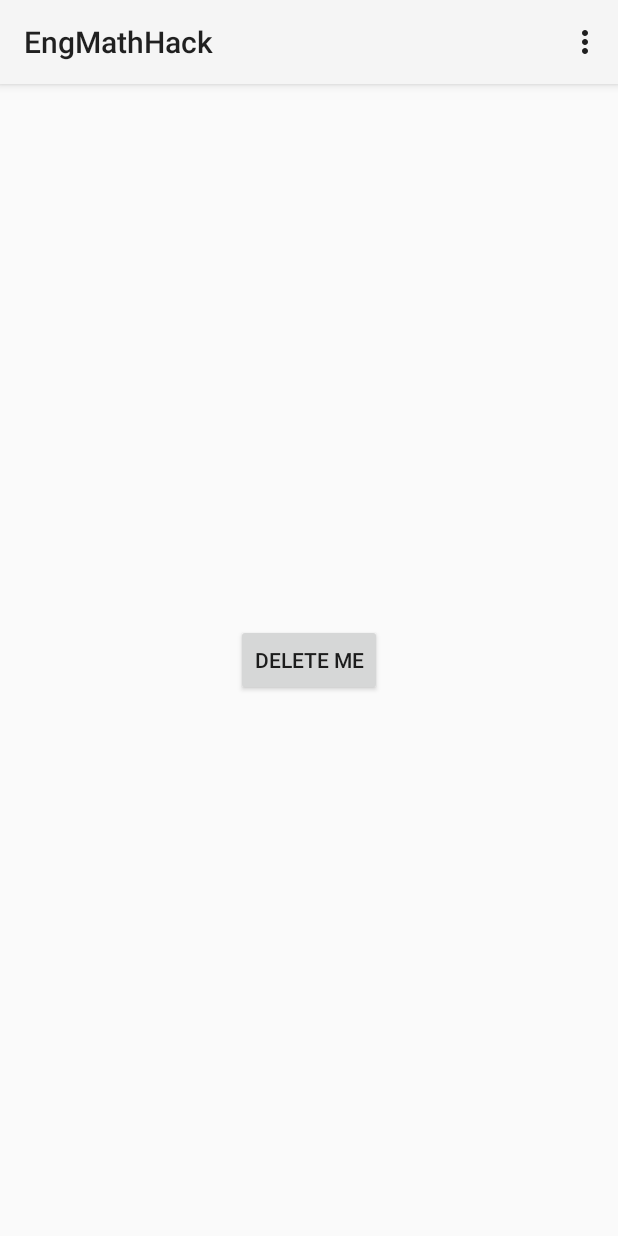
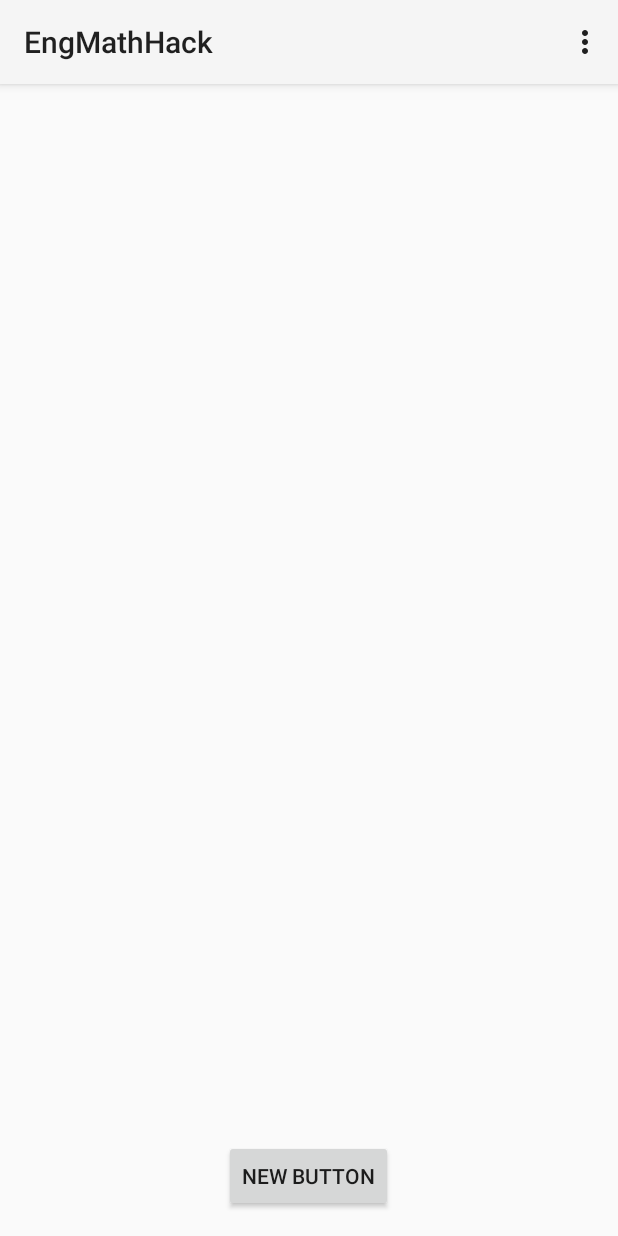
Before and after one commit to JeffSeto/EngMathHack, an Android app: the screen it shows after launch (MainActivity), on a phone screen of 412 x 824 dp. Run offline under Robolectric (Android 15) with nearby library versions, the phone set to English and light mode, and no system bars; 1 statement that could not run was skipped.

Commit message:
kinda ran

```diff
--- a/EngMathHack/app/build.gradle
+++ b/EngMathHack/app/build.gradle
@@ -26,4 +26,5 @@ dependencies {
     compile 'com.android.support:recyclerview-v7:21.0.+'
     compile 'com.paypal.sdk:paypal-android-sdk:2.13.3'
     compile 'io.card:android-sdk:5.3.0'
+    compile 'com.android.support:design:22.2.0'
 }
--- a/EngMathHack/app/src/main/java/com/example/jeffrey/engmathhack/Add_bill.java
+++ b/EngMathHack/app/src/main/java/com/example/jeffrey/engmathhack/Add_bill.java
@@ -28,6 +28,9 @@ public class Add_Bill extends Activity {
         String note = description.getText().toString();
         User person = new User(name,amount,note);
 
+        DBHandler dbHandler = new DBHandler(this, null, null, 1);
+        dbHandler.createTransaction(person);
+
         // send to database code here......
         super.onBackPressed();
     }
--- a/EngMathHack/app/src/main/java/com/example/jeffrey/engmathhack/BillAdapter.java
+++ b/EngMathHack/app/src/main/java/com/example/jeffrey/engmathhack/BillAdapter.java
@@ -16,6 +16,8 @@ import java.util.List;
 public class BillAdapter extends RecyclerView.Adapter<RecyclerView.ViewHolder> {
 
     private List<User> contacts;
+    DBHandler db;
+    Context context;
 
 
     public static class ContactViewHolder extends RecyclerView.ViewHolder{
@@ -35,8 +37,10 @@ public class BillAdapter extends RecyclerView.Adapter<RecyclerView.ViewHolder> {
 
     }
 
-    BillAdapter(List<User> contacts){
-        this.contacts = contacts;
+    BillAdapter(Context context, List<User> contacts){
+        this.context = context;
+        db= new DBHandler(context,null,null,1);
+        this.contacts = db.getUsers();
     }
 
     public ContactViewHolder onCreateViewHolder(ViewGroup parent, int i) {
@@ -46,6 +50,7 @@ public class BillAdapter extends RecyclerView.Adapter<RecyclerView.ViewHolder> {
 
     @Override
     public void onBindViewHolder(RecyclerView.ViewHolder holder, int i) {
+        contacts = db.getUsers();
         ContactViewHolder v = (ContactViewHolder)holder;
         String name_str = contacts.get(i).getName();
         String desc_str = contacts.get(i).getNote();
@@ -55,7 +60,7 @@ public class BillAdapter extends RecyclerView.Adapter<RecyclerView.ViewHolder> {
         v.desc.setText(desc_str);
         v.amount.setText("" + amount);
 
-        final Context context = v.item.getContext();
+        //final Context context = v.item.getContext();
         v.item.setOnClickListener(new View.OnClickListener() {
             @Override
             public void onClick(View view) {
--- a/EngMathHack/app/src/main/java/com/example/jeffrey/engmathhack/DBHandler.java
+++ b/EngMathHack/app/src/main/java/com/example/jeffrey/engmathhack/DBHandler.java
@@ -5,7 +5,11 @@ import android.content.Context;
 import android.database.Cursor;
 import android.database.sqlite.SQLiteDatabase;
 import android.database.sqlite.SQLiteOpenHelper;
+import android.util.Log;
 import android.widget.Toast;
+
+import java.util.ArrayList;
+import java.util.List;
 
 /**
  * Created by melissali on 16-03-04.
@@ -48,7 +52,7 @@ public class DBHandler extends SQLiteOpenHelper{
         onCreate(db);
     }
 
-    public void createTransaction (Context myContext, User user){
+    public void createTransaction (User user){
 
         if (lookup(user.getName())){
             changeAmount(user.getName(), user.getAmount());
@@ -62,16 +66,16 @@ public class DBHandler extends SQLiteOpenHelper{
 
         SQLiteDatabase db = getWritableDatabase();
 
-        //Log.d(TAG, "Transaction created");
-        //Log.d(TAG, "Table created = " + tableCreated);
+       // Log.d(TAG, "Transaction created");
+       // Log.d(TAG, "Table created = " + tableCreated);
 
-        long chk = db.insert(TABLE_NAME, null, values);
-
-        if(chk!=0){
-            Toast.makeText(myContext, "Record added successfully",Toast.LENGTH_LONG).show();
-        }else{
-            Toast.makeText(myContext, "Record added failed...! ",Toast.LENGTH_LONG).show();
-        }
+        db.insert(TABLE_NAME, null, values);
+//
+//        if(chk!=0){
+//            Toast.makeText(myContext, "Record added successfully",Toast.LENGTH_LONG).show();
+//        }else{
+//            Toast.makeText(myContext, "Record added failed...! ",Toast.LENGTH_LONG).show();
+//        }
 
         db.close();
     }
@@ -125,6 +129,33 @@ public class DBHandler extends SQLiteOpenHelper{
         db.close();
     }
 
+    public List<User> getUsers () {
+
+        SQLiteDatabase db = getWritableDatabase();
+
+        String query = "SELECT * FROM " + TABLE_NAME + ";";
+
+        Cursor c = db.rawQuery(query, null);
+        c.moveToFirst();
+        List <User> users = new ArrayList<User>(c.getCount()); //?????????
+
+        while (!c.isAfterLast()){
+            if (c.getString(c.getColumnIndex(COLUMN_NAME)) != null){
+
+                String name = c.getString(c.getColumnIndex(COLUMN_NAME));
+                double amount = Double.parseDouble(c.getString(c.getColumnIndex(COLUMN_AMOUNT)));
+                String notes = c.getString(c.getColumnIndex(COLUMN_NOTES));
+
+                User u = new User(name, amount, notes);
+                users.add(u);
+                //Log.d(TAG, u.toString());
+            }
+            c.moveToNext();
+        }
+        db.close();
+        return users;
+    }
+
     public String databaseToString () {
         String dbString = "";
         SQLiteDatabase db = getWritableDatabase();
@@ -142,6 +173,7 @@ public class DBHandler extends SQLiteOpenHelper{
                 dbString += "Notes: " + c.getString(c.getColumnIndex(COLUMN_NOTES));
                 dbString += "\n";
             }
+            //Log.d(TAG, dbString);
             c.moveToNext();
         }
         db.close();
--- a/EngMathHack/app/src/main/java/com/example/jeffrey/engmathhack/MainActivity.java
+++ b/EngMathHack/app/src/main/java/com/example/jeffrey/engmathhack/MainActivity.java
@@ -1,11 +1,14 @@
 package com.example.jeffrey.engmathhack;
 
 import android.app.Activity;
+import android.content.Intent;
 import android.os.Bundle;
+import android.support.design.widget.FloatingActionButton;
 import android.support.v7.widget.LinearLayoutManager;
 import android.support.v7.widget.RecyclerView;
 import android.view.Menu;
 import android.view.MenuItem;
+import android.view.View;
 
 import java.util.List;
 
@@ -13,6 +16,10 @@ import java.util.List;
 public class MainActivity extends Activity {
 
     RecyclerView.Adapter adapter;
+
+    DBHandler dbHandler;
+
+    //FloatingActionButton fab;
 
     List<User> contacts;
 
@@ -22,12 +29,28 @@ public class MainActivity extends Activity {
         super.onCreate(savedInstanceState);
         setContentView(R.layout.activity_main);
 
+        dbHandler = new DBHandler(this,null,null,1);
 
         RecyclerView rv = (RecyclerView) findViewById(R.id.contacts_list);
         rv.setLayoutManager(new LinearLayoutManager(this));
 
-        adapter = new BillAdapter(contacts);
+        contacts = dbHandler.getUsers();
+        adapter = new BillAdapter(this,contacts);
         rv.setAdapter(adapter);
+
+        /* init database */
+
+        //fab = (FloatingActionButton)findViewById(R.id.fab);
+        /**
+        fab.setOnClickListener(new View.OnClickListener(){
+            public void onClick(View view){
+                Intent intent = new Intent(MainActivity.this,Add_Bill.class);
+                startActivity(intent);
+            }
+        });
+         */
+
+
 
 
     }
@@ -53,4 +76,9 @@ public class MainActivity extends Activity {
 
         return super.onOptionsItemSelected(item);
     }
+
+    public void add (View text){
+        Intent intent = new Intent(MainActivity.this,Add_Bill.class);
+        startActivity(intent);
+    }
 }
--- a/EngMathHack/app/src/main/java/com/example/jeffrey/engmathhack/User.java
+++ b/EngMathHack/app/src/main/java/com/example/jeffrey/engmathhack/User.java
@@ -1,4 +1,6 @@
 package com.example.jeffrey.engmathhack;
+
+import java.util.ArrayList;
 
 /**
  * Created by Ivy Zhoo Zhoo on 3/4/2016.
@@ -34,4 +36,8 @@ public class User {
     public String getNote() {
         return this.note;
     }
+
+    public String toString() {
+        return "Name: " + name + " | Amount: " + amount + " | Notes: " + note;
+    }
 }
--- a/EngMathHack/app/src/main/res/layout/activity_main.xml
+++ b/EngMathHack/app/src/main/res/layout/activity_main.xml
@@ -1,16 +1,42 @@
 <RelativeLayout xmlns:android="http://schemas.android.com/apk/res/android"
-    xmlns:tools="http://schemas.android.com/tools" android:layout_width="match_parent"
-    android:layout_height="match_parent" android:paddingLeft="@dimen/activity_horizontal_margin"
+    xmlns:tools="http://schemas.android.com/tools"
+    xmlns:app="http://schemas.android.com/apk/res-auto"
+    android:layout_width="match_parent"
+    android:layout_height="match_parent"
+    android:paddingLeft="@dimen/activity_horizontal_margin"
     android:paddingRight="@dimen/activity_horizontal_margin"
     android:paddingTop="@dimen/activity_vertical_margin"
-    android:paddingBottom="@dimen/activity_vertical_margin" tools:context=".MainActivity">
+    android:paddingBottom="@dimen/activity_vertical_margin" tools:context=".MainActivity"
+    android:background="@android:color/transparent">
+
+
+<!--
+    <android.support.design.widget.FloatingActionButton
+
+        android:id="@+id/fab"
+        android:layout_width="80dp"
+        android:layout_height="80dp"
+        android:elevation="4dp"
+
+        android:src="@drawable/ic_add_circle_black_24dp"
+        android:background="@android:color/transparent"
+        android:layout_alignParentBottom="true"
+        android:layout_alignParentEnd="true" />-->
+
+    <android.support.v7.widget.RecyclerView
+        android:id="@+id/contacts_list"
+        android:scrollbars="vertical"
+        android:layout_width="match_parent"
+        android:layout_height="match_parent"
+        android:orientation="vertical"/>
 
     <Button
         android:layout_width="wrap_content"
         android:layout_height="wrap_content"
-        android:text="DELETE ME"
-        android:id="@+id/deleteMe"
-        android:layout_centerVertical="true"
+        android:text="New Button"
+        android:id="@+id/add"
+        android:layout_alignParentBottom="true"
         android:layout_centerHorizontal="true"
-        android:onClick="test"/>
+        android:onClick="add"/>
+
 </RelativeLayout>
--- a/EngMathHack/app/src/main/res/values/strings.xml
+++ b/EngMathHack/app/src/main/res/values/strings.xml
@@ -4,4 +4,5 @@
     <string name="hello_world">Hello world!</string>
     <string name="action_settings">Settings</string>
     <string name="title_activity_pay__bill">Pay_Bill</string>
+    <string name="title_activity_main2">Main2Activity</string>
 </resources>
```
Also changed, not shown: EngMathHack/app/src/main/AndroidManifest.xml (+6 -9 lines), EngMathHack/app/src/main/res/layout/cards.xml (+15 -3 lines), EngMathHack/app/src/main/res/layout/payment_card.xml (+21 -2 lines), EngMathHack/app/src/main/res/drawable-hdpi/ic_add_circle_black_24dp.png (added), EngMathHack/app/src/main/res/drawable-mdpi/ic_add_circle_black_24dp.png (added), EngMathHack/app/src/main/res/drawable-xhdpi/ic_add_circle_black_24dp.png (added), EngMathHack/app/src/main/res/drawable-xxhdpi/ic_add_circle_black_24dp.png (added), EngMathHack/app/src/main/res/drawable-xxxhdpi/ic_add_circle_black_24dp.png (added), 1 other file.
